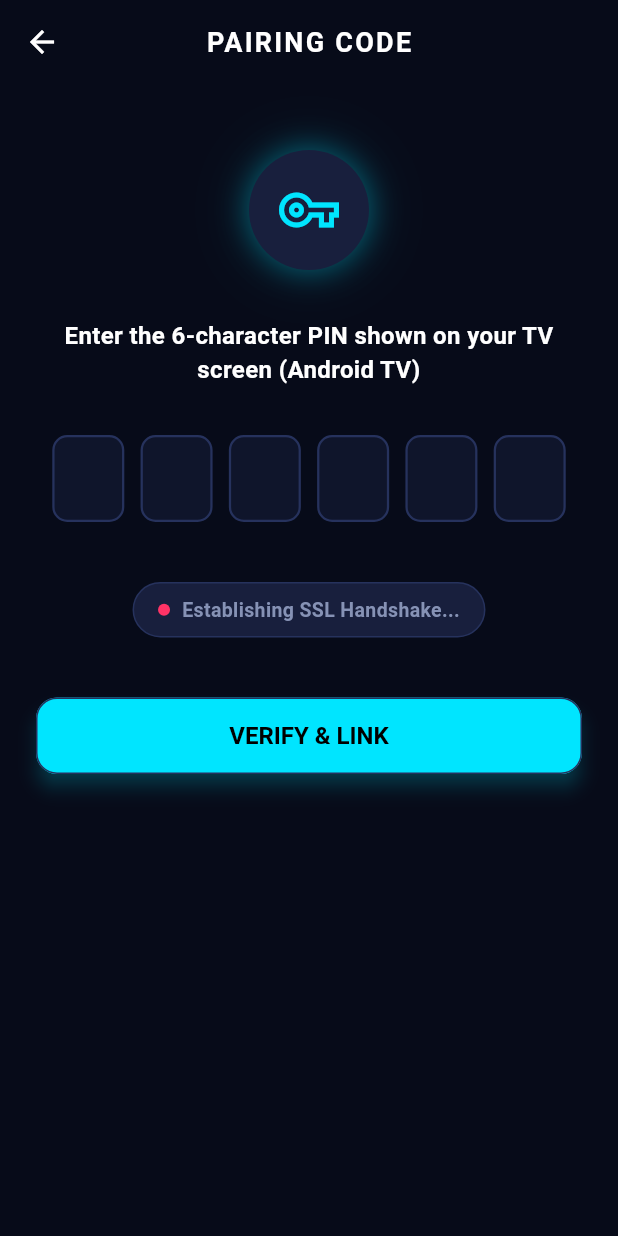
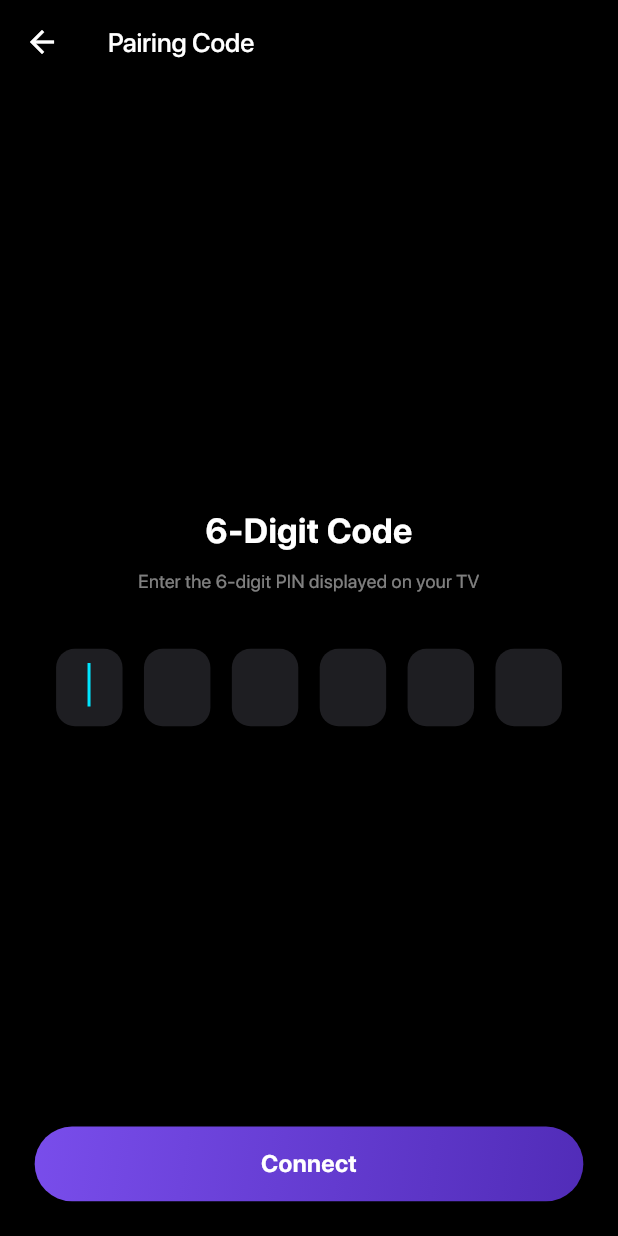
Before and after one commit to pritpatelbeetonz/remote_controller, a Flutter app: the PairingScreen screen opened directly with empty values, on a phone screen of 412 x 824 dp. Run offline on Flutter 3.47's test engine with Material 3 defaults, Android fonts, the phone set to English and light mode, and no system bars; our stand-ins replace connectivity_plus, file_picker, firebase_analytics, firebase_core, firebase_remote_config, flutter_screenutil and 11 more; missing offline and left inert: android_tv_remote_package, app_tracking_transparency, purchases_flutter; accounts and stored records are empty; project files that could hold a hidden picture were left out.

Commit message:
branding screen and the pairing screen completed

```diff
--- a/lib/ui/screens/pairing_screen.dart
+++ b/lib/ui/screens/pairing_screen.dart
@@ -1,4 +1,5 @@
 import 'package:flutter/material.dart';
+import 'package:flutter_screenutil/flutter_screenutil.dart';
 import '../../core/tv_remote_manager.dart';
 import '../themes/app_theme.dart';
 import '../widgets/log_console_drawer.dart';
@@ -90,20 +91,23 @@ class _PairingScreenState extends State<PairingScreen> {
     final deviceName = manager.currentDevice?.name ?? 'Android TV';
 
     return Scaffold(
+      backgroundColor: Colors.black,
       appBar: AppBar(
-        title: const Text(
-          'PAIRING CODE',
+        title: Text(
+          'Pairing Code',
           style: TextStyle(
-            fontWeight: FontWeight.bold,
-            letterSpacing: 1.5,
-            fontSize: 18,
+            fontWeight: FontWeight.w500,
+            fontSize: 20.sp,
+            fontFamily: 'SF Pro Display',
+            color: Colors.white,
           ),
         ),
         backgroundColor: Colors.transparent,
         elevation: 0,
-        centerTitle: true,
+        scrolledUnderElevation: 0,
+        centerTitle: false,
         leading: IconButton(
-          icon: const Icon(Icons.arrow_back),
+          icon: const Icon(Icons.arrow_back, color: Colors.white),
           onPressed: () {
             manager.disconnect();
             Navigator.pop(context);
@@ -111,45 +115,34 @@ class _PairingScreenState extends State<PairingScreen> {
         ),
       ),
       body: SafeArea(
+        child: Padding(
+          padding: EdgeInsets.symmetric(horizontal: 24.w, vertical: 16.h),
           child: Column(
             children: [
-            Expanded(
-              child: SingleChildScrollView(
-                padding: const EdgeInsets.all(24.0),
-                child: Column(
-                  crossAxisAlignment: CrossAxisAlignment.stretch,
-                  children: [
-                    const SizedBox(height: 20),
-                    // TV Icon
-                    Center(
-                      child: Container(
-                        padding: const EdgeInsets.all(20),
-                        decoration: BoxDecoration(
-                          color: AppTheme.surfaceElevated,
-                          shape: BoxShape.circle,
-                          boxShadow: AppTheme.glowShadow(AppTheme.primary),
-                        ),
-                        child: const Icon(
-                          Icons.vpn_key_outlined,
-                          color: AppTheme.primary,
-                          size: 40,
-                        ),
-                      ),
-                    ),
-                    const SizedBox(height: 32),
-                     // Prompt text
+              const Spacer(),
+              // Title
               Text(
-                      manager.pairingPin == 'CONFIRM ON TV'
-                          ? 'Allow Connection on TV'
-                          : 'Enter the 6-character PIN shown on your TV screen ($deviceName)',
+                '6-Digit Code',
                 textAlign: TextAlign.center,
-                      style: const TextStyle(
-                        fontSize: 16,
+                style: TextStyle(
+                  fontSize: 26.sp,
                   fontWeight: FontWeight.bold,
+                  fontFamily: 'SF Pro Display',
                   color: Colors.white,
                 ),
               ),
-                    const SizedBox(height: 32),
+              SizedBox(height: 10.h),
+              // Subtitle
+              Text(
+                'Enter the 6-digit PIN displayed on your TV',
+                textAlign: TextAlign.center,
+                style: TextStyle(
+                  fontSize: 14.sp,
+                  fontFamily: 'SF Pro Display',
+                  color: Colors.white.withValues(alpha: 0.5),
+                ),
+              ),
+              SizedBox(height: 40.h),
 
               // Dynamic Entry / Spinner Fields
               if (manager.pairingPin == 'CONFIRM ON TV')
@@ -177,23 +170,23 @@ class _PairingScreenState extends State<PairingScreen> {
                   mainAxisAlignment: MainAxisAlignment.spaceEvenly,
                   children: List.generate(6, (index) {
                     return Container(
-                            width: 48,
-                            height: 58,
+                      width: 46.w,
+                      height: 58.h,
                       decoration: BoxDecoration(
-                              color: AppTheme.surface,
-                              borderRadius: BorderRadius.circular(10),
-                              border: Border.all(color: AppTheme.border, width: 1.5),
+                        color: const Color(0xFF1E1E22),
+                        borderRadius: BorderRadius.circular(14.r),
                       ),
                       child: TextField(
+                        autofocus: index == 0,
                         controller: _controllers[index],
                         focusNode: _focusNodes[index],
                         textAlign: TextAlign.center,
                         keyboardType: TextInputType.text,
                         textCapitalization: TextCapitalization.characters,
-                              style: const TextStyle(
-                                fontSize: 22,
+                        style: TextStyle(
+                          fontSize: 22.sp,
                           fontWeight: FontWeight.bold,
-                                color: AppTheme.primary,
+                          color: Colors.white,
                         ),
                         decoration: const InputDecoration(
                           border: InputBorder.none,
@@ -205,63 +198,62 @@ class _PairingScreenState extends State<PairingScreen> {
                     );
                   }),
                 ),
-                    const SizedBox(height: 40),
+              const Spacer(),
 
-                    // Pairing status feedback
-                    Center(
-                      child: Container(
-                        padding: const EdgeInsets.symmetric(horizontal: 16, vertical: 8),
-                        decoration: BoxDecoration(
-                          color: AppTheme.surfaceElevated,
-                          borderRadius: BorderRadius.circular(20),
-                          border: Border.all(color: AppTheme.border),
+              // Pairing status feedback (optional, but keep it clean if present)
+              if (manager.pairingStatusMessage != null)
+                Padding(
+                  padding: EdgeInsets.only(bottom: 20.h),
+                  child: Center(
+                    child: Text(
+                      manager.pairingStatusMessage!,
+                      textAlign: TextAlign.center,
+                      style: TextStyle(
+                        fontSize: 13.sp,
+                        fontWeight: FontWeight.bold,
+                        color: Colors.amberAccent,
                       ),
-                        child: Row(
-                          mainAxisSize: MainAxisSize.min,
-                          children: [
-                            Container(
-                              width: 8,
-                              height: 8,
-                              decoration: BoxDecoration(
-                                shape: BoxShape.circle,
-                                color: manager.connectionState == TvConnectionState.pairing
-                                    ? AppTheme.warning
-                                    : AppTheme.error,
-                              ),
-                            ),
-                            const SizedBox(width: 8),
-                            Text(
-                              manager.pairingStatusMessage ?? 'Establishing SSL Handshake...',
-                              style: const TextStyle(
-                                fontSize: 13,
-                                fontWeight: FontWeight.bold,
-                              ),
-                            ),
-                          ],
-                        ),
-                      ),
-                    ),
-                    const SizedBox(height: 40),
-
-                    // Connect button
-                    ElevatedButton(
-                      onPressed: _submitPin,
-                      style: ElevatedButton.styleFrom(
-                        backgroundColor: AppTheme.primary,
-                        foregroundColor: Colors.black,
-                        shadowColor: AppTheme.primary.withOpacity(0.5),
-                        elevation: 5,
-                      ),
-                      child: const Text('VERIFY & LINK'),
-                    ),
-                  ],
                     ),
                   ),
                 ),
 
-            // Log Console Overlay
-           // LogConsoleDrawer(manager: manager),
+              // Connect button
+              GestureDetector(
+                onTap: _submitPin,
+                child: Container(
+                  alignment: Alignment.center,
+                  width: double.infinity,
+                  height: 56.h,
+                  decoration: BoxDecoration(
+                    borderRadius: BorderRadius.circular(33.33.r),
+                    gradient: const LinearGradient(
+                      begin: Alignment.topLeft,
+                      end: Alignment.bottomRight,
+                      colors: [Color(0xFF794DEB), Color(0xFF512CB8)],
+                    ),
+                    boxShadow: [
+                      BoxShadow(
+                        color: Colors.black.withValues(alpha: 0.15),
+                        offset: const Offset(0, 4),
+                        blurRadius: 20,
+                        spreadRadius: 0,
+                      ),
                     ],
+                  ),
+                  child: Text(
+                    'Connect',
+                    style: TextStyle(
+                      fontSize: 18.sp,
+                      color: Colors.white,
+                      fontFamily: 'SF Pro Display',
+                      fontWeight: FontWeight.w700,
+                    ),
+                  ),
+                ),
+              ),
+              SizedBox(height: 10.h),
+            ],
+          ),
         ),
       ),
     );
```
Also changed, not shown: lib/ui/screens/brand_selection_screen.dart (+63 -181 lines), 1 other file. Lines whose indentation alone changed are shown as unchanged.
